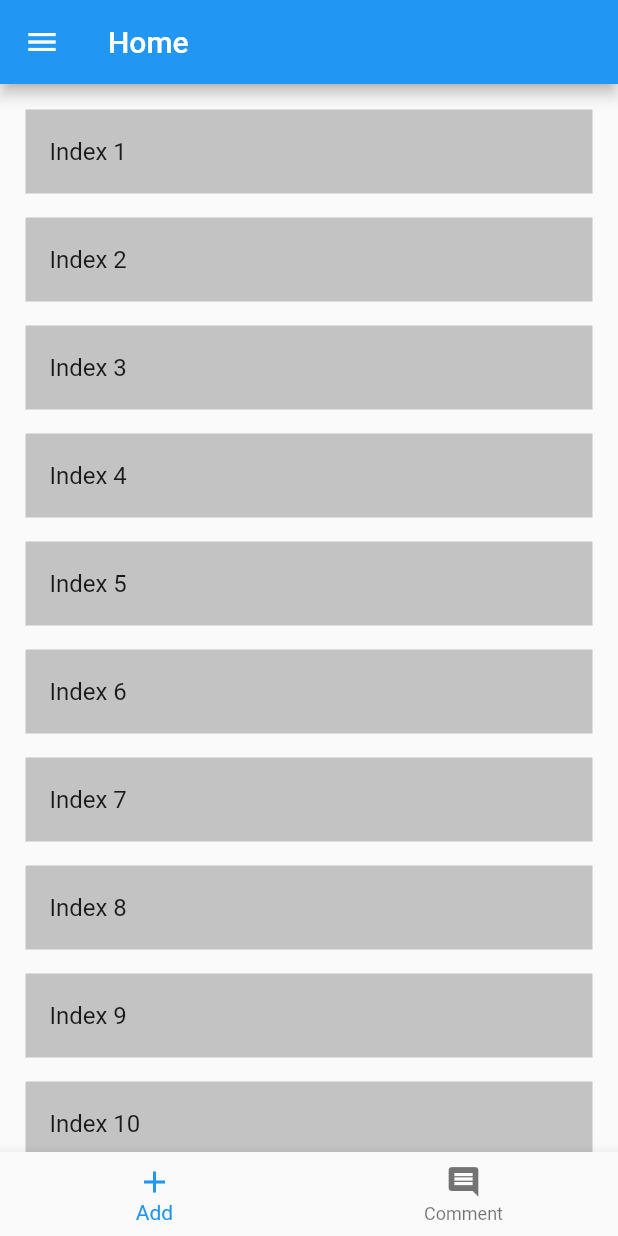
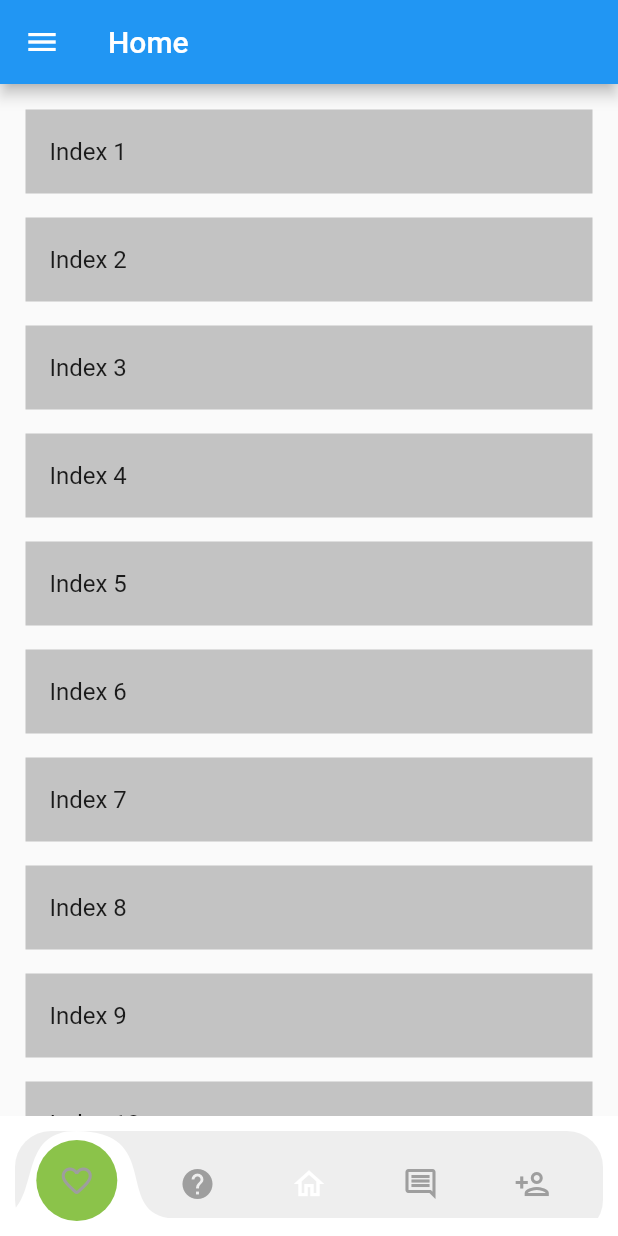
Before and after one commit to samrat19/demo_navigation, a Flutter app: the screen it shows after launch, on a phone screen of 412 x 824 dp. Run offline on Flutter 3.47's test engine with Material 2 defaults, Android fonts, the phone set to English and light mode, and no system bars.

Commit message:
makes some changes

```diff
--- /dev/null
+++ b/lib/curved_navigation_bar.dart
@@ -0,0 +1,186 @@
+import 'package:flutter/material.dart';
+import 'tools/nav_button.dart';
+import 'tools/nav_cutom_painter.dart';
+typedef _LetIndexPage = bool Function(int value);
+
+class CurvedNavigationBar extends StatefulWidget {
+  final List<Widget> items;
+  final int index;
+  final Color color;
+  final Color? buttonBackgroundColor;
+  final Color backgroundColor;
+  final ValueChanged<int>? onTap;
+  final _LetIndexPage letIndexChange;
+  final Curve animationCurve;
+  final Duration animationDuration;
+  final double height;
+
+  CurvedNavigationBar({
+    Key? key,
+    required this.items,
+    this.index = 0,
+    this.color = Colors.white,
+    this.buttonBackgroundColor,
+    this.backgroundColor = Colors.blueAccent,
+    this.onTap,
+    _LetIndexPage? letIndexChange,
+    this.animationCurve = Curves.easeOut,
+    this.animationDuration = const Duration(milliseconds: 600),
+    this.height = 75.0,
+  })  : letIndexChange = letIndexChange ?? ((_) => true),
+        assert(items != null),
+        assert(items.length >= 1),
+        assert(0 <= index && index < items.length),
+        assert(0 <= height && height <= 75.0),
+        super(key: key);
+
+  @override
+  CurvedNavigationBarState createState() => CurvedNavigationBarState();
+}
+
+class CurvedNavigationBarState extends State<CurvedNavigationBar>
+    with SingleTickerProviderStateMixin {
+  late double _startingPos;
+  int _endingIndex = 0;
+  late double _pos;
+  double _buttonHide = 0;
+  late Widget _icon;
+  late AnimationController _animationController;
+  late int _length;
+
+  @override
+  void initState() {
+    super.initState();
+    _icon = widget.items[widget.index];
+    _length = widget.items.length;
+    _pos = widget.index / _length;
+    _startingPos = widget.index / _length;
+    _animationController = AnimationController(vsync: this, value: _pos);
+    _animationController.addListener(() {
+      setState(() {
+        _pos = _animationController.value;
+        final endingPos = _endingIndex / widget.items.length;
+        final middle = (endingPos + _startingPos) / 2;
+        if ((endingPos - _pos).abs() < (_startingPos - _pos).abs()) {
+          _icon = widget.items[_endingIndex];
+        }
+        _buttonHide =
+            (1 - ((middle - _pos) / (_startingPos - middle)).abs()).abs();
+      });
+    });
+  }
+
+  @override
+  void didUpdateWidget(CurvedNavigationBar oldWidget) {
+    super.didUpdateWidget(oldWidget);
+    if (oldWidget.index != widget.index) {
+      final newPosition = widget.index / _length;
+      _startingPos = _pos;
+      _endingIndex = widget.index;
+      _animationController.animateTo(newPosition,
+          duration: widget.animationDuration, curve: widget.animationCurve);
+    }
+  }
+
+  @override
+  void dispose() {
+    _animationController.dispose();
+    super.dispose();
+  }
+
+  @override
+  Widget build(BuildContext context) {
+    Size size = MediaQuery.of(context).size;
+    return Container(
+      color: widget.backgroundColor,
+      height: widget.height,
+      child: Stack(
+        clipBehavior: Clip.none,
+        alignment: Alignment.bottomCenter,
+        children: <Widget>[
+          Positioned(
+            bottom: -60 - (75.0 - widget.height),
+            left: Directionality.of(context) == TextDirection.rtl
+                ? null
+                : _pos * (size.width - 15),
+            right: Directionality.of(context) == TextDirection.rtl
+                ? _pos * (size.width + 15)
+                : null,
+            width: (size.width / _length),
+            child: Center(
+              child: Transform.translate(
+                offset: Offset(
+                  0,
+                  -(1 - _buttonHide) * 75,
+                ),
+                child: Material(
+                  color: widget.buttonBackgroundColor ?? widget.color,
+                  type: MaterialType.circle,
+                  child: Padding(
+                    padding: EdgeInsets.all(15.0),
+                    child: _icon,
+                  ),
+                ),
+              ),
+            ),
+          ),
+          Positioned(
+            left: 0,
+            right: 0,
+            bottom: 0 - (116.0 - widget.height),
+            child: CustomPaint(
+              painter: NavCustomPainter(
+                  _pos, _length, widget.color, Directionality.of(context)),
+              child: Container(
+                height: 58.0,
+                //  decoration: BoxDecoration(
+                //   borderRadius: BorderRadius.only(
+                //     topLeft: Radius.circular(24),
+                //     topRight: Radius.circular(24)
+                //   )
+                // ),
+              ),
+            ),
+          ),
+          Positioned(
+            left: 10,
+            right: 10,
+            bottom: 0 - (70.0 - widget.height),
+            child: SizedBox(
+                height: 70.0,
+                child: Row(
+                    children: widget.items.map((item) {
+                  return NavButton(
+                    onTap: _buttonTap,
+                    position: _pos,
+                    length: _length,
+                    index: widget.items.indexOf(item),
+                    child: Center(child: item),
+                  );
+                }).toList())),
+          ),
+        ],
+      ),
+    );
+  }
+
+  void setPage(int index) {
+    _buttonTap(index);
+  }
+
+  void _buttonTap(int index) {
+    if (!widget.letIndexChange(index)) {
+      return;
+    }
+    if (widget.onTap != null) {
+      widget.onTap!(index);
+    }
+    final newPosition = index / _length;
+    setState(() {
+      _startingPos = _pos;
+      _endingIndex = index;
+      _animationController.animateTo(newPosition,
+          duration: widget.animationDuration, curve: widget.animationCurve);
+    });
+  }
+}
--- a/lib/main.dart
+++ b/lib/main.dart
@@ -1,6 +1,7 @@
 import 'package:flutter/cupertino.dart';
 import 'package:flutter/material.dart';
 import 'package:provider/provider.dart';
+import 'curved_navigation_bar.dart';
 
 void main() {
   runApp(MyApp());
@@ -28,8 +29,13 @@ class DemoNavigation extends StatefulWidget {
 }
 
 class _DemoNavigationState extends State<DemoNavigation> {
-
-  List<Widget> _screens = [HomeScreen(),CommentScreen()];
+  List<Widget> _screens = [
+    CommentScreen(),
+    CommentScreen(),
+    HomeScreen(),
+    CommentScreen(),
+    CommentScreen()
+  ];
 
   final _scaffoldKey = GlobalKey<ScaffoldState>();
 
@@ -37,27 +43,41 @@ class _DemoNavigationState extends State<DemoNavigation> {
   Widget build(BuildContext context) {
     var handleTitle = Provider.of<AppBarTitle>(context);
     return WillPopScope(
-      onWillPop: ()async{
+        onWillPop: () async {
           print('current index: ${handleTitle.currentIndex}');
-        if(handleTitle.currentIndex!=0){
+          if (handleTitle.currentIndex != 0) {
             handleTitle.changeIndex(0);
             return Future.value(false);
-        }else if(handleTitle.currentIndex==0){
+          } else if (handleTitle.currentIndex == 0) {
             handleTitle.changeIndex(0);
-          if(handleTitle.widgets.length>1){
+            if (handleTitle.widgets.length > 1) {
               handleTitle.moveBackWard();
               return Future.value(false);
-          }else{
+            } else {
               return Future.value(true);
             }
-        }else{
+          } else {
             return Future.value(false);
           }
         },
         child: Scaffold(
+          backgroundColor: Colors.white,
           key: _scaffoldKey,
-        appBar: handleTitle.currentIndex!=0?AppBar(title: Text('Comments'),):AppBar(
-          leading: handleTitle.currentScreen == 'home-screen'
+          appBar: handleTitle.currentIndex == 0
+              ? AppBar(
+                  title: Text('Favourites'),
+                )
+              : handleTitle.currentIndex == 1
+                  ? AppBar(
+                      title: Text('Help'),
+                    )
+                  : handleTitle.currentIndex == 3
+                      ? AppBar(title: Text('Message'))
+                      : handleTitle.currentIndex == 4
+                          ? AppBar(title: Text('Profile'))
+                          : AppBar(
+                              leading: handleTitle.currentScreen ==
+                                      'home-screen'
                                   ? GestureDetector(
                                       onTap: () {
                                         _scaffoldKey.currentState!.openDrawer();
@@ -68,7 +88,7 @@ class _DemoNavigationState extends State<DemoNavigation> {
                                       onTap: () {
                                         handleTitle.moveBackWard();
                                       },
-            child: Icon(Icons.arrow_back_ios_new_outlined),
+                                      child: Icon(Icons.arrow_back_ios),
                                     ),
                               title: handleTitle.currentScreen == 'home-screen'
                                   ? Text('Home')
@@ -77,30 +97,64 @@ class _DemoNavigationState extends State<DemoNavigation> {
           body: AnimatedSwitcher(
             duration: const Duration(milliseconds: 200),
             transitionBuilder: (Widget child, Animation<double> animation) {
-            animation = CurvedAnimation(parent: animation, curve: Curves.ease);
+              animation =
+                  CurvedAnimation(parent: animation, curve: Curves.ease);
               return FadeTransition(
                 opacity: animation,
                 child: child,
               );
             },
-            child: _screens[handleTitle.currentIndex],
+            child: Column(
+              children: [
+                Expanded(
+                  child: Container(child: _screens[handleTitle.currentIndex]),
+                ),
+                Align(
+                    alignment: Alignment.bottomCenter,
+                    child: Padding(
+                      padding: EdgeInsets.only(left: 10, right: 10, top: 10),
+                      child: bottomNavBar(context),
+                    ))
+              ],
+            ),
           ),
           drawer: Drawer(),
-        bottomNavigationBar: BottomNavigationBar(
-          onTap: (value){
+          //bottomNavigationBar: bottomNavBar(context)
+        ));
+  }
+
+  Widget bottomNavBar(BuildContext context) {
+    var handleTitle = Provider.of<AppBarTitle>(context);
+
+    return ClipPath(
+      clipper: ShapeBorderClipper(
+          shape:
+              RoundedRectangleBorder(borderRadius: BorderRadius.circular(24))),
+      child: CurvedNavigationBar(
+        height: 70,
+        color: Colors.grey.shade200,
+        buttonBackgroundColor: Colors.lightGreen,
+        backgroundColor: Colors.white,
+        onTap: (value) {
           handleTitle.changeIndex(value);
         },
         items: [
-            BottomNavigationBarItem(
-                icon: Icon(Icons.add),
-              label: 'Add',
-            ),
-            BottomNavigationBarItem(
-                icon: Icon(Icons.comment),
-              label: 'Comment',
-            ),
+          Icon(Icons.favorite_border_rounded,
+              color:
+                  handleTitle.currentIndex == 0 ? Colors.white : Colors.grey),
+          Icon(Icons.help,
+              color:
+                  handleTitle.currentIndex == 1 ? Colors.white : Colors.grey),
+
+          Icon(Icons.home_outlined,
+              color:
+                  handleTitle.currentIndex == 2 ? Colors.white : Colors.grey),
+          Icon(Icons.comment_outlined,
+              color:
+                  handleTitle.currentIndex == 3 ? Colors.white : Colors.grey),
+          Icon(Icons.person_add_outlined,
+              color: handleTitle.currentIndex == 4 ? Colors.white : Colors.grey)
         ],
-        ),
       ),
     );
   }
@@ -112,12 +166,12 @@ class CommentScreen extends StatelessWidget {
   @override
   Widget build(BuildContext context) {
     return Scaffold(
-      body: Container(color: Colors.red,),
+      body: Container(
+        color: Colors.white,
+      ),
     );
   }
 }
-
-
 
 class HomeScreen extends StatelessWidget {
   HomeScreen({Key? demoKey}) : super(key: demoKey);
@@ -136,7 +190,7 @@ class HomeScreen extends StatelessWidget {
             child: child,
           );
         },
-          child: handleTitle.widgets[handleTitle.widgets.length-1],
+        child: handleTitle.widgets[handleTitle.widgets.length - 1],
       ),
       drawer: Drawer(),
     );
@@ -156,7 +210,8 @@ class WidgetOne extends StatelessWidget {
         child: GestureDetector(
           onTap: () {
             handleTitle.changeScreen('Index ${index + 1}');
-            handleTitle.moveForward('Index ${index + 1}',WidgetTwo(title: 'Index ${index + 1}'));
+            handleTitle.moveForward(
+                'Index ${index + 1}', WidgetTwo(title: 'Index ${index + 1}'));
           },
           child: ListTile(
             title: Text('Index ${index + 1}'),
@@ -181,22 +236,31 @@ class WidgetTwo extends StatelessWidget {
       height: MediaQuery.of(context).size.height,
       color: Colors.white,
       child: ListView.separated(
-        separatorBuilder: (_,index)=>SizedBox(height: 10,),
+        separatorBuilder: (_, index) => SizedBox(
+          height: 10,
+        ),
         padding: EdgeInsets.all(9),
         itemBuilder: (_, index) => Padding(
           padding: const EdgeInsets.all(2.0),
           child: GestureDetector(
             onTap: () {
-              handleTitle.changeScreen('Sub Index ${index + 1}',);
-              handleTitle.moveForward('Sub Index ${index + 1}',WidgetThree(title: 'Sub Index ${index + 1}'));
+              handleTitle.changeScreen(
+                'Sub Index ${index + 1}',
+              );
+              handleTitle.moveForward('Sub Index ${index + 1}',
+                  WidgetThree(title: 'Sub Index ${index + 1}'));
             },
             child: Material(
               child: Row(
                 mainAxisAlignment: MainAxisAlignment.start,
                 mainAxisSize: MainAxisSize.max,
                 children: [
-                  CircleAvatar(child: Text('S ${index+1}'),),
-                  SizedBox(width: 10,),
+                  CircleAvatar(
+                    child: Text('S ${index + 1}'),
+                  ),
+                  SizedBox(
+                    width: 10,
+                  ),
                   Text('Sub Index ${index + 1}'),
                   Spacer(),
                   Icon(Icons.arrow_forward_ios_rounded)
@@ -226,9 +290,9 @@ class WidgetThree extends StatelessWidget {
 
 class AppBarTitle extends ChangeNotifier {
   String currentScreen = 'home-screen';
-  int currentIndex = 0;
+  int currentIndex = 2;
 
-  changeIndex(int val){
+  changeIndex(int val) {
     currentIndex = val;
     notifyListeners();
   }
@@ -236,22 +300,25 @@ class AppBarTitle extends ChangeNotifier {
   List<String> appBarTitle = ['home-screen'];
   List<Widget> widgets = [WidgetOne()];
 
-  changeScreen(String screenName,) {
+  changeScreen(
+    String screenName,
+  ) {
     currentScreen = screenName;
     notifyListeners();
   }
 
-  moveForward(String title,Widget widget){
+  moveForward(String title, Widget widget) {
     appBarTitle.add(title);
-    if(!widgets.contains(widget)){
+    if (!widgets.contains(widget)) {
       widgets.add(widget);
     }
   }
-  moveBackWard(){
+
+  moveBackWard() {
     int totalLength = appBarTitle.length;
     int totalWidgets = widgets.length;
-    appBarTitle.removeAt(totalLength-1);
-    widgets.removeAt(totalWidgets-1);
-    changeScreen(appBarTitle[appBarTitle.length-1]);
+    appBarTitle.removeAt(totalLength - 1);
+    widgets.removeAt(totalWidgets - 1);
+    changeScreen(appBarTitle[appBarTitle.length - 1]);
   }
 }
--- /dev/null
+++ b/lib/tools/nav_button.dart
@@ -0,0 +1,42 @@
+import 'package:flutter/material.dart';
+
+class NavButton extends StatelessWidget {
+  final double position;
+  final int length;
+  final int index;
+  final ValueChanged<int> onTap;
+  final Widget child;
+
+  NavButton({
+    required this.onTap,
+    required this.position,
+    required this.length,
+    required this.index,
+    required this.child,
+  });
+
+  @override
+  Widget build(BuildContext context) {
+    final desiredPosition = 1.0 / length * index;
+    final difference = (position - desiredPosition).abs();
+    final verticalAlignment = 1 - length * difference;
+    final opacity = length * difference;
+    return Expanded(
+      child: GestureDetector(
+        behavior: HitTestBehavior.translucent,
+        onTap: () {
+          onTap(index);
+        },
+        child: Container(
+            height: 75.0,
+            child: Transform.translate(
+              offset: Offset(
+                  0, difference < 1.0 / length ? verticalAlignment * 40 : 0),
+              child: Opacity(
+                  opacity: difference < 1.0 / length * 0.99 ? opacity : 1.0,
+                  child: child),
+            )),
+      ),
+    );
+  }
+}
--- /dev/null
+++ b/lib/tools/nav_cutom_painter.dart
@@ -0,0 +1,84 @@
+import 'package:flutter/material.dart';
+
+class NavCustomPainter extends CustomPainter {
+  late double loc;
+  late double s;
+  Color color;
+  TextDirection textDirection;
+
+  NavCustomPainter(
+      double startingLoc, int itemsLength, this.color, this.textDirection) {
+    final span = 1.0 / itemsLength;
+    s = 0.2;
+    double l = startingLoc + (span - s) / 2;
+    loc = textDirection == TextDirection.rtl ? 0.8 - l : l;
+  }
+
+  @override
+  void paint(Canvas canvas, Size size) {
+    final paint = Paint()
+      ..color = color
+      ..style = PaintingStyle.fill;
+
+    final path = Path()
+      ..moveTo(0, 0)
+      ..lineTo((loc- s * 0.15) * size.width, 0)
+      ..cubicTo(
+        (loc + s * 0.25) * size.width,
+        -size.height * 0.1,
+        (loc -s * 0.02) * size.width,
+        -size.height * 1,
+        (loc + s * 0.52) * size.width,
+        -size.height * 1,
+      )
+      ..cubicTo(
+        (loc + s + s * 0.25) * size.width,
+        -size.height * 1,
+        (loc + s - s * 0.15) * size.width,
+        -size.height * 0.1,
+        (loc + s + s * 0.3) * size.width,
+        0,
+      )
+      ..lineTo(size.width, 0)
+      ..lineTo(size.width, -size.height)
+      ..lineTo(0, -size.height)
+      ..close();
+    canvas.drawPath(path, paint);
+  }
+  // @override
+  // void paint(Canvas canvas, Size size) {
+  //   final paint = Paint()
+  //     ..color = color
+  //     ..style = PaintingStyle.fill;
+
+  //   final path = Path()
+  //     ..moveTo(0, 45)
+  //     ..lineTo((loc - 0.05) * size.width, 45)
+  //     ..cubicTo(
+  //       (loc + s * 0.2) * size.width,
+  //      - size.height * 0.03,
+  //       loc * size.width,
+  //      - size.height * 0.30,
+  //       (loc + s * 0.50) * size.width,
+  //       -size.height * 0.30,
+  //     )
+  //     ..cubicTo(
+  //       (loc + s) * size.width,
+  //       -size.height * 0.30,
+  //       (loc + s - s * 0.05) * size.width,
+  //       -size.height * 0.03,
+  //       (loc + s + 0.07) * size.width,
+  //       45,
+  //     )
+  //     ..lineTo(size.width, 45)
+  //     ..lineTo(size.width, -size.height)
+  //     ..lineTo(0, -size.height)
+  //     ..close();
+  //   canvas.drawPath(path, paint);
+  // }
+
+  @override
+  bool shouldRepaint(CustomPainter oldDelegate) {
+    return this != oldDelegate;
+  }
+}
--- /dev/null
+++ b/lib/tools/size_config.dart
@@ -0,0 +1,28 @@
+import 'package:flutter/material.dart';
+
+double ?screenHeight;
+double ?screenWidth;
+
+class SizeConfig {
+  static double ?_screenWidth;
+  static double ?_screenHeight;
+
+  static final SizeConfig _singleton = new SizeConfig._internal();
+
+  factory SizeConfig() {
+    return _singleton;
+  }
+
+  SizeConfig._internal();
+
+  void init(BoxConstraints boxConstraints, Orientation orientation) {
+    _screenWidth = boxConstraints.maxWidth;
+    _screenHeight = boxConstraints.maxHeight;
+    if (orientation == Orientation.landscape) {
+      _screenWidth = boxConstraints.maxHeight;
+      _screenHeight = boxConstraints.maxWidth;
+    }
+    screenHeight = _screenHeight;
+    screenWidth = _screenWidth;
+  }
+}
```
Lines whose indentation alone changed are shown as unchanged.
